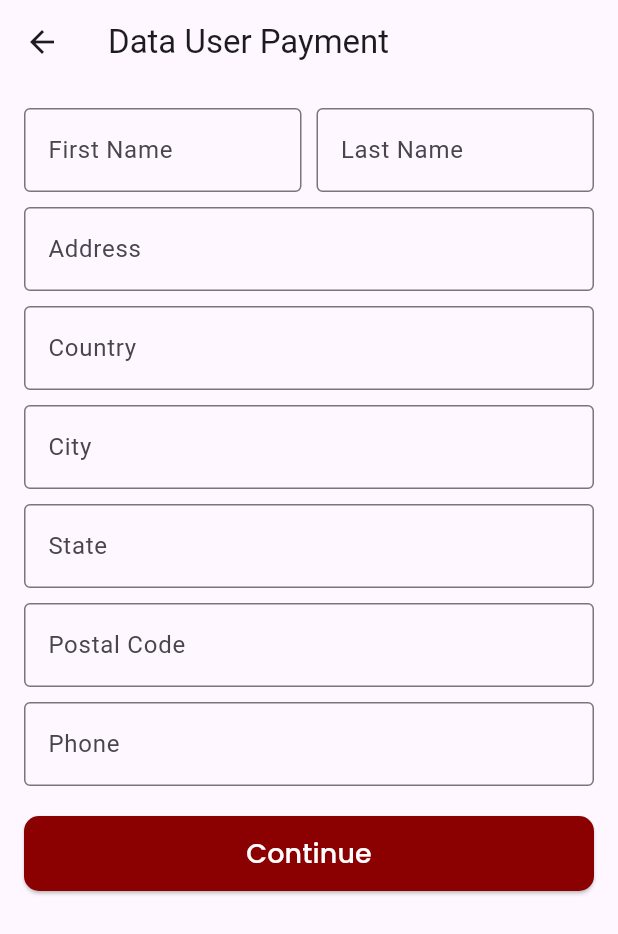
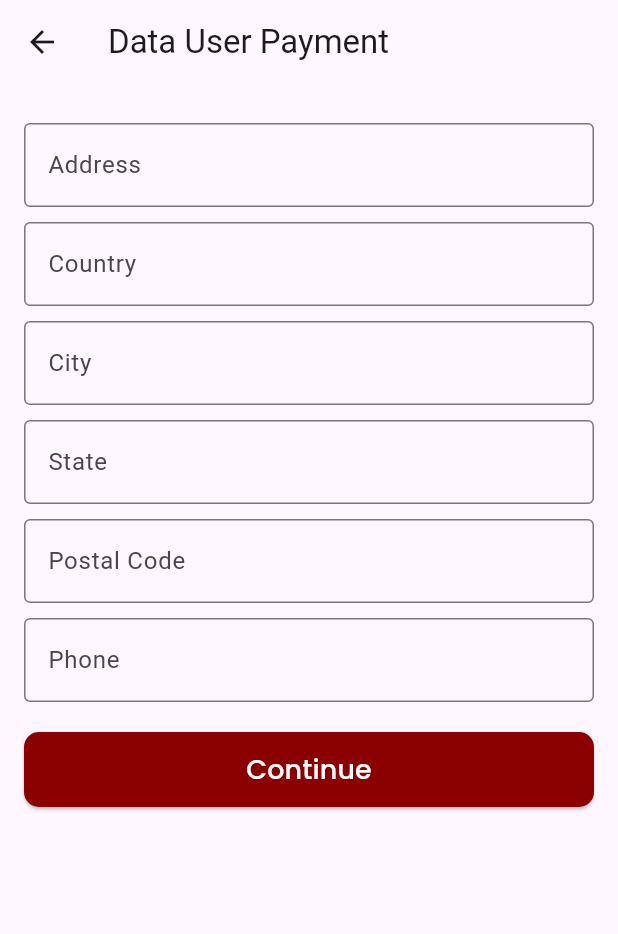
Before and after one commit to engyahmed7/DentaCarts_app, a Flutter app: the DataUserPaymentScreen screen opened directly with empty values, after a tap on "Continue", on a phone screen of 412 x 824 dp. Shown: the top 934 px of the screen. Run offline on Flutter 3.47's test engine with Material 3 defaults, Android fonts, the phone set to English and light mode, and no system bars; our stand-ins replace country_picker, dio, flutter_bloc, google_fonts, image_picker, jwt_decoder and 4 more; missing offline and left inert: flutter_multi_select_items; accounts and stored records are empty; network calls fail.

Commit message:
feat: implement payment data validation and success screen
- Added string constants for "Fawaterk" and "Cash" payment methods.
- Updated `PaymentScreen` to use these constants.
- In `DataUserPaymentScreen`:
    - Display selected payment method in the app bar.
    - Conditionally show first and last name fields only for "Fawaterk" payments.
    - Implemented input validation for required fields based on the selected payment method.
- Created `SuccessScreen` to display a payment success message.

```diff
--- a/lib/core/app_strings.dart
+++ b/lib/core/app_strings.dart
@@ -8,4 +8,8 @@ class AppStrings {
   static  String? token ;
   static const String fawaterakLogo = "assets/images/fawaterak.png";
   static const String cashLogo = "assets/images/cash.png";
+
+
+  static const String fawaterk = "Fawaterk";
+  static const String cash = "Cash";
 }
--- a/lib/view/payment/data_user_payment_screen.dart
+++ b/lib/view/payment/data_user_payment_screen.dart
@@ -1,4 +1,5 @@
 import 'package:DentaCarts/core/app_colors.dart';
+import 'package:DentaCarts/core/app_strings.dart';
 import 'package:DentaCarts/view/login_screen.dart';
 import 'package:DentaCarts/view/payment/payment_screen.dart';
 import 'package:flutter/material.dart';
@@ -40,12 +41,13 @@ class _DataUserPaymentScreenState extends State<DataUserPaymentScreen> {
   Widget build(BuildContext context) {
     return Scaffold(
       appBar: AppBar(
-        title: const Text('Data User Payment'),
+        title: Text('Data User Payment ${widget.selectedMethod}'),
       ),
       body: SingleChildScrollView(
         padding: const EdgeInsets.all(16.0),
         child: Column(
           children: [
+            if (widget.selectedMethod == AppStrings.fawaterk)
             Row(
               children: [
                 Expanded(
@@ -131,22 +133,42 @@ class _DataUserPaymentScreenState extends State<DataUserPaymentScreen> {
                   ),
                 ),
                 onPressed: () {
-                  if (widget.selectedMethod == "Fawaterak") {
-                    Navigator.of(context).push(
-                      MaterialPageRoute(
-                          builder: (_) => const FawaterakScreen()),
+                if (widget.selectedMethod == AppStrings.fawaterk) {
+                  if (firstNameController.text.isEmpty ||
+                      lastNameController.text.isEmpty ||
+                      addressController.text.isEmpty ||
+                      cityController.text.isEmpty ||
+                      stateController.text.isEmpty ||
+                      countryController.text.isEmpty ||
+                      postalCodeController.text.isEmpty ||
+                      phoneController.text.isEmpty) {
+                    ScaffoldMessenger.of(context).showSnackBar(
+                      const SnackBar(
+                        content: Text("Please fill all fields"),
+                      ),
                     );
-                  } else if (widget.selectedMethod == "Cash") {
-                    print(firstNameController.text);
-                    print(lastNameController.text);
-                    print(addressController.text);
-                    print(cityController.text);
-                    print(stateController.text);
-                    print(countryController.text);
-                    print(postalCodeController.text);
-                    print(phoneController.text);
+                    return;
                   }
-                },
+
+                  Navigator.of(context).push(
+                    MaterialPageRoute(builder: (_) => const FawaterakScreen()),
+                  );
+                } else if (widget.selectedMethod == "${AppStrings.cash}") {
+                  if (addressController.text.isEmpty ||
+                      cityController.text.isEmpty ||
+                      stateController.text.isEmpty ||
+                      countryController.text.isEmpty ||
+                      postalCodeController.text.isEmpty ||
+                      phoneController.text.isEmpty) {
+                    ScaffoldMessenger.of(context).showSnackBar(
+                      const SnackBar(
+                        content: Text("Please fill all required fields"),
+                      ),
+                    );
+                    return;
+                  }
+                }
+              },
                 child: Text(
                   "Continue",
                   style: GoogleFonts.poppins(fontSize: 18, color: Colors.white),
```
Also changed, not shown: lib/view/payment/payment_screen.dart (+10 -6 lines), lib/view/payment/success_screen.dart (added, +48 -0 lines).
